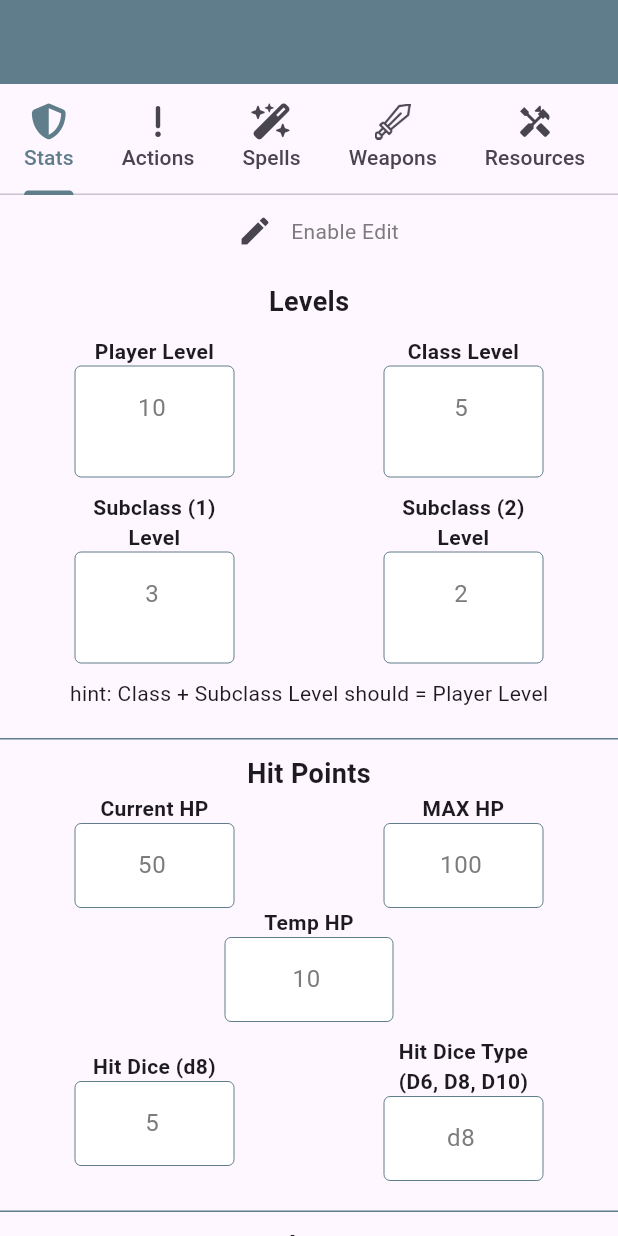
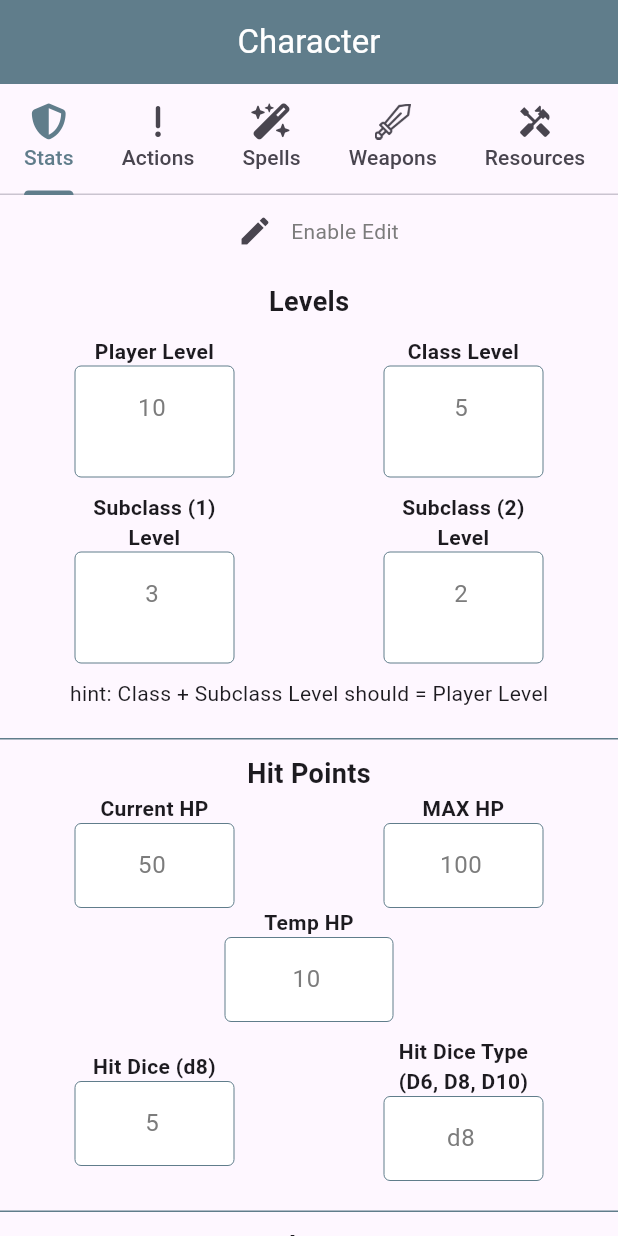
Before and after one commit to skeptickal/homeBrewed, a Flutter app: the CharacterViewerScreen widget shown alone on an empty page, opened directly with empty values, on a phone screen of 412 x 824 dp. Run offline on Flutter 3.47's test engine with Material 3 defaults, Android fonts, the phone set to English and light mode, and no system bars; our stand-ins replace bloc, cloud_firestore, equatable, firebase_auth, firebase_core, firebase_messaging and 4 more; accounts and stored records are empty.

```diff
--- a/dnd_character_manager/lib/pages/character_viewer_screen.dart
+++ b/dnd_character_manager/lib/pages/character_viewer_screen.dart
@@ -22,7 +22,7 @@ class CharacterViewerScreen extends StatelessWidget {
     return BlocBuilder<UserCubit, UserState>(
       builder: (context, state) {
         return ScreenWrapper(
-          title: bio.name!,
+          title: 'Character',
           child: DefaultTabController(
             length: 9,
             child: Column(
```
